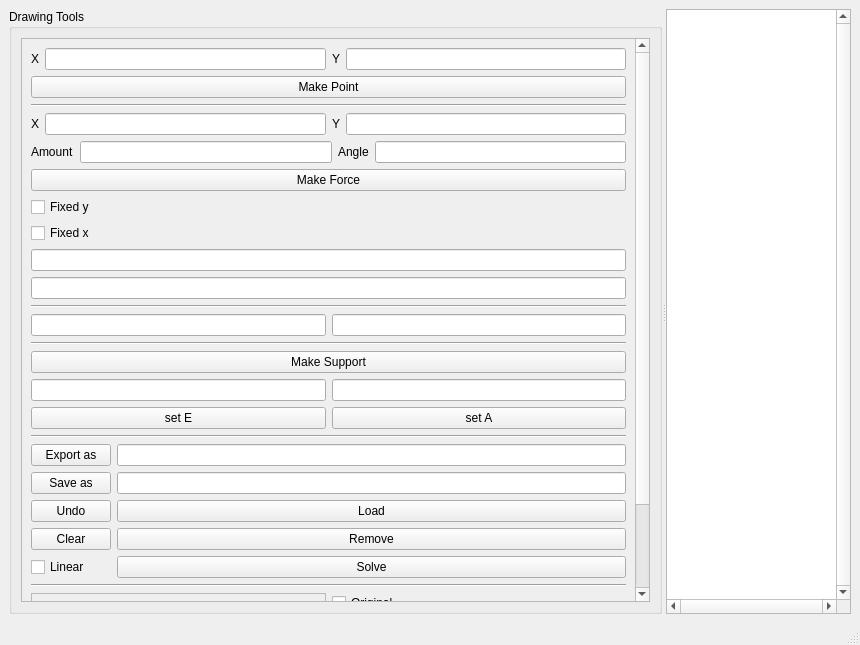
Above: Tragwerk/Frontend/mainwindow.ui from TheoGlaesser/Softwareentwicklungspraktikum before the change. Below: the same form after it.
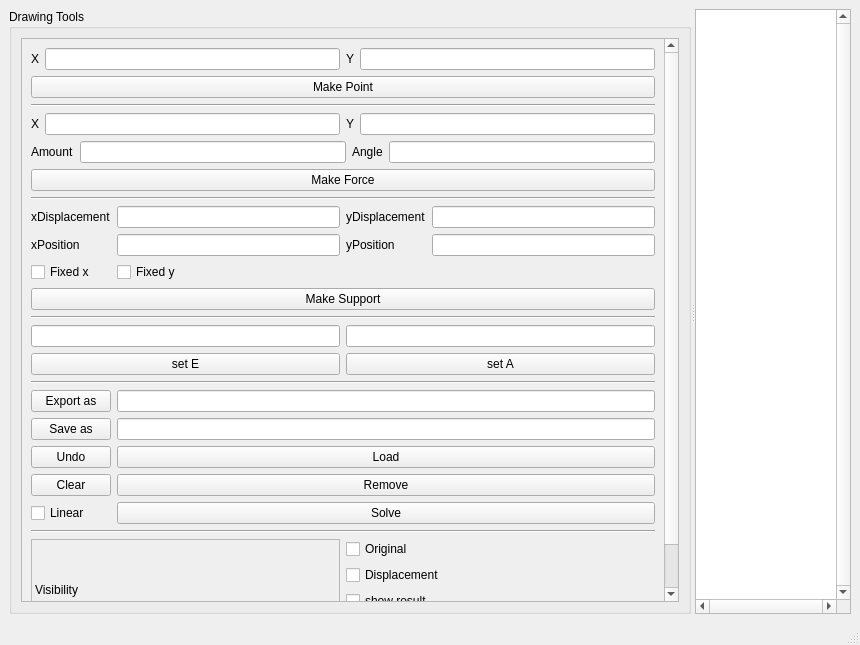
That is the form after the change.

The edit to the form file:
```diff
--- a/Tragwerk/Frontend/mainwindow.ui
+++ b/Tragwerk/Frontend/mainwindow.ui
@@ -36,7 +36,7 @@
              <x>0</x>
              <y>0</y>
              <width>622</width>
-             <height>752</height>
+             <height>692</height>
             </rect>
            </property>
            <layout class="QGridLayout" name="gridLayout_4">
@@ -156,13 +156,52 @@
                </widget>
               </item>
               <item>
-               <widget class="QCheckBox" name="checkBox_y_fixed">
-                <property name="text">
-                 <string>Fixed y</string>
+               <widget class="Line" name="line_2">
+                <property name="orientation">
+                 <enum>Qt::Horizontal</enum>
                 </property>
                </widget>
               </item>
               <item>
+               <layout class="QGridLayout" name="gridLayout_3">
+                <property name="topMargin">
+                 <number>0</number>
+                </property>
+                <item row="0" column="0">
+                 <widget class="QLabel" name="label_8">
+                  <property name="text">
+                   <string>xDisplacement</string>
+                  </property>
+                 </widget>
+                </item>
+                <item row="1" column="2">
+                 <widget class="QLabel" name="label_11">
+                  <property name="text">
+                   <string>yPosition</string>
+                  </property>
+                 </widget>
+                </item>
+                <item row="1" column="0">
+                 <widget class="QLabel" name="label_9">
+                  <property name="text">
+                   <string>xPosition</string>
+                  </property>
+                 </widget>
+                </item>
+                <item row="1" column="3">
+                 <widget class="QLineEdit" name="lineEditX_y_pos"/>
+                </item>
+                <item row="0" column="3">
+                 <widget class="QLineEdit" name="lineEdit_y_displacement"/>
+                </item>
+                <item row="0" column="2">
+                 <widget class="QLabel" name="label_10">
+                  <property name="text">
+                   <string>yDisplacement</string>
+                  </property>
+                 </widget>
+                </item>
+                <item row="2" column="0">
                <widget class="QCheckBox" name="checkBox_y_fixed_2">
                 <property name="sizeIncrement">
                  <size>
@@ -178,44 +217,21 @@
                 </property>
                </widget>
               </item>
-              <item>
+                <item row="2" column="1">
+                 <widget class="QCheckBox" name="checkBox_y_fixed">
+                  <property name="text">
+                   <string>Fixed y</string>
+                  </property>
+                 </widget>
+                </item>
+                <item row="1" column="1">
+                 <widget class="QLineEdit" name="lineEdit_x_pos"/>
+                </item>
+                <item row="0" column="1">
                <widget class="QLineEdit" name="lineEdit_x_displacement"/>
               </item>
-              <item>
-               <widget class="QLineEdit" name="lineEdit_y_displacement"/>
-              </item>
-              <item>
-               <widget class="Line" name="line_2">
-                <property name="orientation">
-                 <enum>Qt::Horizontal</enum>
-                </property>
-               </widget>
-              </item>
-              <item>
-               <layout class="QHBoxLayout" name="horizontalLayout_4">
-                <item>
-                 <widget class="QLineEdit" name="lineEdit_x_pos">
-                  <property name="text">
-                   <string/>
-                  </property>
-                 </widget>
-                </item>
-                <item>
-                 <widget class="QLineEdit" name="lineEditX_y_pos">
-                  <property name="text">
-                   <string/>
-                  </property>
-                 </widget>
-                </item>
                </layout>
               </item>
-              <item>
-               <widget class="Line" name="line_3">
-                <property name="orientation">
-                 <enum>Qt::Horizontal</enum>
-                </property>
-               </widget>
-              </item>
               <item>
                <widget class="QPushButton" name="supportButton">
                 <property name="text">
@@ -223,6 +239,13 @@
                 </property>
                </widget>
               </item>
+              <item>
+               <widget class="Line" name="line_3">
+                <property name="orientation">
+                 <enum>Qt::Horizontal</enum>
+                </property>
+               </widget>
+              </item>
               <item>
                <layout class="QHBoxLayout" name="horizontalLayout_5">
                 <item>
```
Lines whose indentation alone changed are shown as unchanged.
